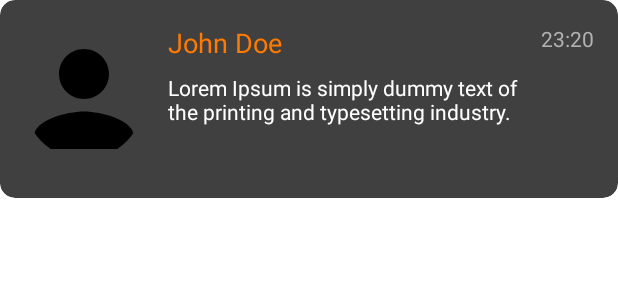
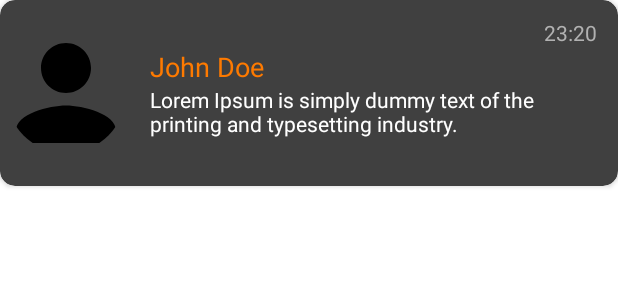
Before and after one commit to justincodestoday/Mandalorian, an Android app: the layout item_layout_chat.xml on its own in the app's theme, with its tools: preview values and no code run, on a phone screen of 412 x 824 dp. Shown: the top 300 px of the screen. Run offline under Robolectric (Android 15) with nearby library versions, the light colour scheme and no system bars.

Commit message:
some new design changes

```diff
--- a/app/src/main/java/com/mandalorian/chatapp/ui/adapters/ChatAdapter.kt
+++ b/app/src/main/java/com/mandalorian/chatapp/ui/adapters/ChatAdapter.kt
@@ -27,6 +27,7 @@ RecyclerView.Adapter<ChatAdapter.ItemChatHolder>() {
         val item = items[position]
         holder.binding.run {
             tvUsername.text = item.username
+            tvMessage.text = "ID :\n${item.id}"
             cvChatItem.setOnClickListener { listener?.onClick(item) }
         }
     }
--- a/app/src/main/java/com/mandalorian/chatapp/ui/adapters/MessageAdapter.kt
+++ b/app/src/main/java/com/mandalorian/chatapp/ui/adapters/MessageAdapter.kt
@@ -64,7 +64,7 @@ class MessageAdapter(private var items: MutableList<Message>, private val contex
             binding.run {
                 cvMessage.setBackgroundResource(R.drawable.outgoing_bubble)
                 tvUserName.text = message.name
-                tvMessage.text = message.message
+                tvMessage.text = message.message.trim()
 
                 // Convert timestamp to date and time
                 val date = Date(message.timestamp)
@@ -81,7 +81,7 @@ class MessageAdapter(private var items: MutableList<Message>, private val contex
             binding.run {
                 cvMessage.setBackgroundResource(R.drawable.incoming_bubble)
                 tvUserName.text = message.name
-                tvMessage.text = message.message
+                tvMessage.text = message.message.trim()
 
                 // Convert timestamp to date and time
                 val date = Date(message.timestamp)
--- a/app/src/main/res/layout/fragment_message.xml
+++ b/app/src/main/res/layout/fragment_message.xml
@@ -31,14 +31,15 @@
                     android:layout_height="wrap_content"
                     android:layout_gravity="bottom"
                     android:layout_marginStart="16dp"
+                    android:layout_marginBottom="2dp"
                     android:orientation="vertical">
 
                     <TextView
                         android:id="@+id/tvUsername"
                         android:layout_width="match_parent"
                         android:layout_height="wrap_content"
-                        android:layout_marginBottom="8dp"
                         android:text="John Doe"
+                        android:layout_marginBottom="4dp"
                         android:textColor="@color/white"
                         android:textSize="20dp" />
 
@@ -46,7 +47,7 @@
                         android:id="@+id/tvOnlineStatus"
                         android:layout_width="match_parent"
                         android:layout_height="wrap_content"
-                        android:text="Online"
+                        android:text="Online  ●"
                         android:textColor="@color/teal_200"
                         android:textSize="16dp" />
 
--- a/app/src/main/res/layout/item_layout_chat.xml
+++ b/app/src/main/res/layout/item_layout_chat.xml
@@ -13,7 +13,8 @@
         <LinearLayout
             android:layout_width="match_parent"
             android:layout_height="wrap_content"
-            android:layout_margin="16dp"
+            android:layout_marginHorizontal="4dp"
+            android:layout_marginVertical="12dp"
             android:orientation="horizontal"
             android:weightSum="1">
 
@@ -27,6 +28,7 @@
                 android:layout_width="match_parent"
                 android:layout_height="match_parent"
                 android:layout_marginStart="16dp"
+                android:layout_marginTop="20dp"
                 android:layout_weight="1"
                 android:orientation="vertical">
 
@@ -34,7 +36,6 @@
                     android:id="@+id/tvUsername"
                     android:layout_width="match_parent"
                     android:layout_height="wrap_content"
-                    android:layout_marginBottom="8dp"
                     android:text="John Doe"
                     android:textColor="@color/orange"
                     android:textSize="18sp" />
@@ -51,7 +52,7 @@
                 android:id="@+id/tvTime"
                 android:layout_width="wrap_content"
                 android:layout_height="match_parent"
-                android:layout_marginStart="10dp"
+                android:layout_marginEnd="10dp"
                 android:text="23:20"
                 android:textColor="@color/light_gray" />
         </LinearLayout>
--- a/app/src/main/res/layout/item_layout_message.xml
+++ b/app/src/main/res/layout/item_layout_message.xml
@@ -39,8 +39,9 @@
                 android:id="@+id/tvTime"
                 android:layout_width="wrap_content"
                 android:layout_height="wrap_content"
-                android:layout_marginEnd="6dp"
-                android:text="23:51"
+                android:layout_marginEnd="12dp"
+                android:layout_marginTop="4dp"
+                android:text="Online "
                 android:textColor="@color/white" />
 
         </LinearLayout>
```
Also changed, not shown: app/src/main/java/com/mandalorian/chatapp/MainActivity.kt (+11 -0 lines).
